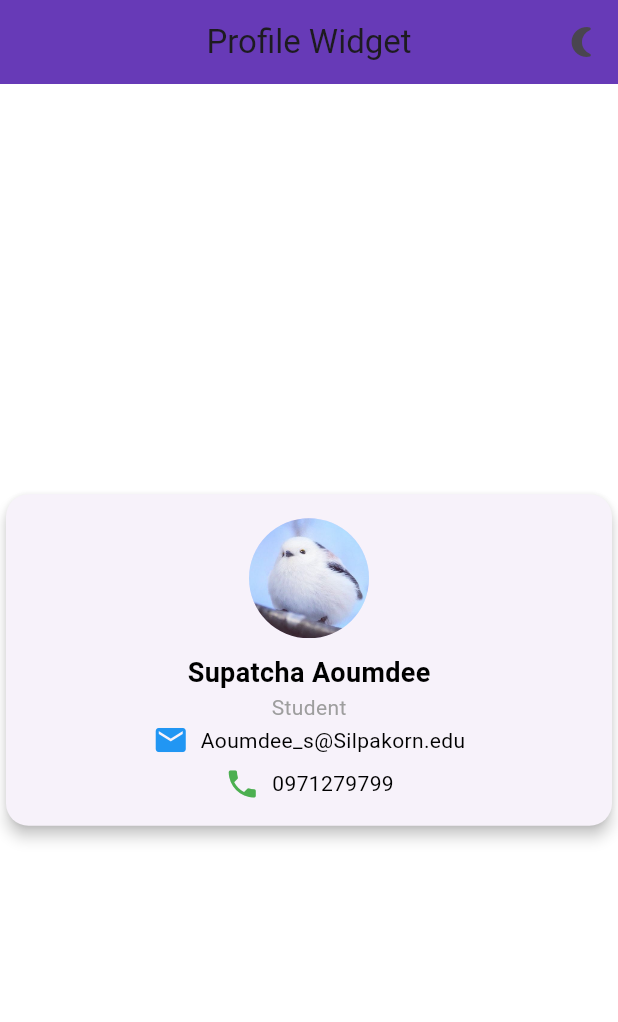
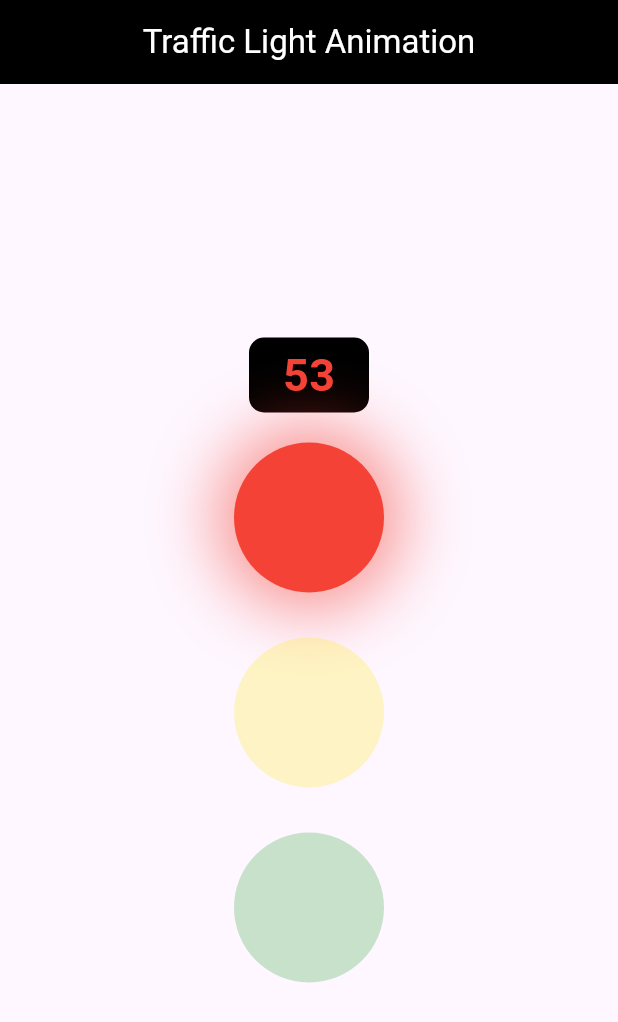
Before and after one commit to Supatcha-Aoumdee/flutterproject, a Flutter app: the screen it shows after launch, on a phone screen of 412 x 824 dp. Shown: the top 1022 px of the screen. Run offline on Flutter 3.47's test engine with Material 3 defaults, Android fonts, the phone set to English and light mode, and no system bars; our stand-ins replace cloud_firestore, firebase_core; accounts and stored records are empty.

Commit message:
homework 4

```diff
--- /dev/null
+++ b/lib/animated_container/animated_traffic.dart
@@ -0,0 +1,140 @@
+import 'dart:async';
+import 'package:flutter/material.dart';
+
+class AnimatedTraffic extends StatefulWidget {
+  const AnimatedTraffic({super.key});
+
+  @override
+  State<AnimatedTraffic> createState() => _AnimatedTrafficState();
+}
+
+class _AnimatedTrafficState extends State<AnimatedTraffic> {
+  int _currentLight = 0;
+  int _timer = 60;
+  Timer? _countdownTimer;
+
+  @override
+  void initState() {
+    super.initState();
+    _startTimer();
+  }
+
+  void _startTimer() {
+    _countdownTimer = Timer.periodic(const Duration(seconds: 1), (timer) {
+      setState(() {
+        if (_timer > 0) {
+          _timer--;
+        } else {
+          _changeLight();
+        }
+      });
+    });
+  }
+
+  void _changeLight() {
+    setState(() {
+      if (_currentLight == 0) {
+        _currentLight = 1;
+        _timer = 5;
+      } else if (_currentLight == 1) {
+        _currentLight = 2;
+        _timer = 20;
+      } else {
+        _currentLight = 0;
+        _timer = 60;
+      }
+    });
+  }
+
+  double _getOpacity(int lightIndex) {
+    return _currentLight == lightIndex ? 1.0 : 0.3;
+  }
+
+  Color _getTextColor() {
+    if (_currentLight == 0) return Colors.red;
+    if (_currentLight == 1) return Colors.yellow;
+    return Colors.green;
+  }
+
+  @override
+  Widget build(BuildContext context) {
+    return Scaffold(
+      appBar: AppBar(
+        title: const Text(
+          'Traffic Light Animation',
+          style: TextStyle(color: Colors.white),
+        ),
+        centerTitle: true,
+        backgroundColor: Colors.black,
+      ),
+      body: Center(
+        child: Column(
+          mainAxisAlignment: MainAxisAlignment.center,
+          children: [
+            Container(
+              width: 80,
+              height: 50,
+              alignment: Alignment.center,
+              decoration: BoxDecoration(
+                color: Colors.black,
+                borderRadius: BorderRadius.circular(10),
+              ),
+              child: Text(
+                '$_timer',
+                style: TextStyle(
+                  fontSize: 30,
+                  fontWeight: FontWeight.bold,
+                  color: _getTextColor(),
+                ),
+              ),
+            ),
+            const SizedBox(height: 20),
+            AnimatedOpacity(
+              opacity: _getOpacity(0),
+              duration: const Duration(milliseconds: 500),
+              child: trafficLightCircle(Colors.red, _getOpacity(0)),
+            ),
+            const SizedBox(height: 30),
+            AnimatedOpacity(
+              opacity: _getOpacity(1),
+              duration: const Duration(milliseconds: 500),
+              child: trafficLightCircle(Colors.yellow, _getOpacity(1)),
+            ),
+            const SizedBox(height: 30),
+            AnimatedOpacity(
+              opacity: _getOpacity(2),
+              duration: const Duration(milliseconds: 500),
+              child: trafficLightCircle(Colors.green, _getOpacity(2)),
+            ),
+          ],
+        ),
+      ),
+    );
+  }
+
+  Widget trafficLightCircle(Color color, double opacity) {
+    return Container(
+      width: 100,
+      height: 100,
+      decoration: BoxDecoration(
+        color: color,
+        shape: BoxShape.circle,
+        boxShadow: opacity == 1.0
+            ? [
+                BoxShadow(
+                  color: color.withOpacity(0.6),
+                  blurRadius: 40,
+                  spreadRadius: 10,
+                ),
+              ]
+            : [],
+      ),
+    );
+  }
+
+  @override
+  void dispose() {
+    _countdownTimer?.cancel();
+    super.dispose();
+  }
+}
--- a/lib/main.dart
+++ b/lib/main.dart
@@ -4,6 +4,11 @@
 // import 'package:demoproject/api_test/simple_api_call.dart';
 // import 'package:demoproject/firebase_test/fire_store_demo.dart';
 // import 'package:demoproject/component/custom_card.dart';
+import 'package:demoproject/animated_container/animated_padding_demo.dart';
+import 'package:demoproject/animated_container/animated_position_demo.dart';
+import 'package:demoproject/animated_container/animated_stack_demo.dart';
+import 'package:demoproject/animated_container/animated_swicher_demo.dart';
+import 'package:demoproject/animated_container/animated_traffic.dart';
 import 'package:demoproject/component/custom_counter.dart';
 import 'package:demoproject/component/profile_card.dart';
 // import 'package:demoproject/rest_api/rest_api_product_list.dart';
@@ -15,60 +20,27 @@ import 'package:flutter/material.dart';
 // import 'package:demoproject/form_widget/form_simple.dart';
 // import 'package:demoproject/form_widget/registration_form.dart';
 import 'package:firebase_core/firebase_core.dart';
-
+import 'package:demoproject/animated_container/animated.dart';
+import 'package:demoproject/animated_container/animated_opacity_demo.dart';
 void main() async {
+  WidgetsFlutterBinding.ensureInitialized();
+  await Firebase.initializeApp();
   runApp(const MyApp());
 }
 
-class MyApp extends StatefulWidget {
+class MyApp extends StatelessWidget {
   const MyApp({super.key});
-
-  @override
-  _MyAppState createState() => _MyAppState();
-}
-
-class _MyAppState extends State<MyApp> {
-
-  ThemeMode _themeMode = ThemeMode.light;
-
-  // void _toggleTheme() {
-  //   setState(() {
-  //     _themeMode =
-  //       (_themeMode == ThemeMode.light) ? ThemeMode.dark : ThemeMode.light;
-  //   });
-  // }
 
   @override
   Widget build(BuildContext context) {
     // return const MaterialApp(home: FireStoreDemo());
-    return MaterialApp(
-      title: 'ThemeMode Demo',
-      theme: ThemeData.light().copyWith(
-        scaffoldBackgroundColor: Colors.white,
-        textTheme: const TextTheme(
-            bodyMedium: TextStyle(color: Colors.black)),
-        appBarTheme: const AppBarTheme(backgroundColor: Colors.deepPurple),
-      ),
-      darkTheme: ThemeData.dark().copyWith(
-        scaffoldBackgroundColor: Colors.blueGrey[900],
-        textTheme: const TextTheme(
-            bodyMedium: TextStyle(color: Colors.white)),
-        appBarTheme: AppBarTheme(backgroundColor: Colors.grey[800]),
-      ),
-      themeMode: _themeMode,
-
-      home: MyWidget(
-        onThemeToggle: () {
-          setState(() {
-
-            _themeMode = _themeMode == ThemeMode.light
-                ? ThemeMode.dark
-                : ThemeMode.light;
-          });
-        },
-        themeMode: _themeMode,
-      ),
-    );
+    return MaterialApp(home: AnimatedTraffic());
+    // return MaterialApp(home: AnimatedSwicherDemo());
+    // return MaterialApp(home: AnimatePositionDemo());
+    // return MaterialApp(home: AnimatePaddingDemo());
+    // return MaterialApp(home: AnimatedStackDemo());
+    // return MaterialApp(home: AnimatedOpacityDemo());
+    // return MaterialApp(home: Animated());
     // return MaterialApp(home: RestApiProductList());
     // return MaterialApp(home: AirQualityIndex());
     // return MaterialApp(home: SimpleApiCall());
@@ -77,73 +49,62 @@ class _MyAppState extends State<MyApp> {
   }
 }
 
-class MyWidget extends StatelessWidget {
-  final VoidCallback onThemeToggle;
-  final ThemeMode themeMode;
+// class MyWidget extends StatelessWidget {
+//   final VoidCallback onThemeToggle;
+//   final ThemeMode themeMode;
 
-  const MyWidget({super.key, required this.onThemeToggle, required this.themeMode});
-
-  @override
-  Widget build(BuildContext context) {
-    return Scaffold(
-      appBar: AppBar(
-        title: const Text('Profile Widget'),
-        centerTitle: true,
-        actions: [
-          IconButton(
-            icon: Icon(
-              themeMode == ThemeMode.dark ? Icons.wb_sunny : Icons.nightlight_round,
-            ),
-            onPressed: onThemeToggle,
-          ),
-        ],
-      ),
-      body: const Center(
-        child: ProfileCard(
-          name: 'Supatcha Aoumdee',
-          position: 'Student',
-          email: 'Aoumdee_s@Silpakorn.edu',
-          phoneNumber: '0971279799',
-          imageUrl: 'assets/profile.jpg',
-          isAsset: true,
-        ),
-      ),
-    );
-  }
-}
-//*******************************************************
-// class MyWidget extends StatefulWidget {
-//   const MyWidget({super.key});
+//   const MyWidget({super.key, required this.onThemeToggle, required this.themeMode});
 
 //   @override
-//   State<MyWidget> createState() => _MyWidgetState();
-// }
-
-// class _MyWidgetState extends State<MyWidget> {
-//   @override
 //   Widget build(BuildContext context) {
+//     return MaterialApp(home: RestApiProductList());
 //     return Scaffold(
-//       appBar: AppBar(title: Text('Theme'),centerTitle: true,),
-//       body: Center(
-//         // Corrected this line
-//         child: Column(
-//           mainAxisAlignment: MainAxisAlignment.center,
-//           children: [
-//             Text(
-//               'Hello World',
-//               style: Theme.of(context).textTheme.bodyMedium,
+//       appBar: AppBar(
+//         title: const Text('Profile Widget'),
+//         centerTitle: true,
+//         actions: [
+//           IconButton(
+//             icon: Icon(
+//               themeMode == ThemeMode.dark ? Icons.wb_sunny : Icons.nightlight_round,
 //             ),
-//             ElevatedButton(
-//               onPressed: () {},
-//               child: const Text("Press Me!"),
-//             ),
-//           ],
+//             onPressed: onThemeToggle,
+//           ),
+//         ],
+//       ),
+//       body: const Center(
+//         child: ProfileCard(
+//           name: 'Supatcha Aoumdee',
+//           position: 'Student',
+//           email: 'Aoumdee_s@Silpakorn.edu',
+//           phoneNumber: '0971279799',
+//           imageUrl: 'assets/profile.jpg',
+//           isAsset: true,
 //         ),
 //       ),
 //     );
 //   }
 // }
-//******************************************************* */
+// class MyWidget extends StatelessWidget {
+//   const MyWidget({super.key});
+
+//   @override
+//   Widget build(BuildContext context) {
+//     return Scaffold(
+//       appBar: AppBar(title: const Text('Custom Widget'),
+//       centerTitle: true,backgroundColor: Colors.blue[100],),
+//       body: const Center(
+//         child: ProfileCard(
+//           name: 'Supatcha Aoumdee',
+//           position: 'Student',
+//           email: 'Aoumdee_s@Silpakorn.edu',
+//           phoneNumber: '0971279799',
+//           imageUrl: 'assets/profile.jpg',
+//           isAsset: true,
+//         ),
+//       ),
+//     );
+//   }
+// }
 // class MyWidget extends StatefulWidget {
 //   const MyWidget({super.key});
 
```
